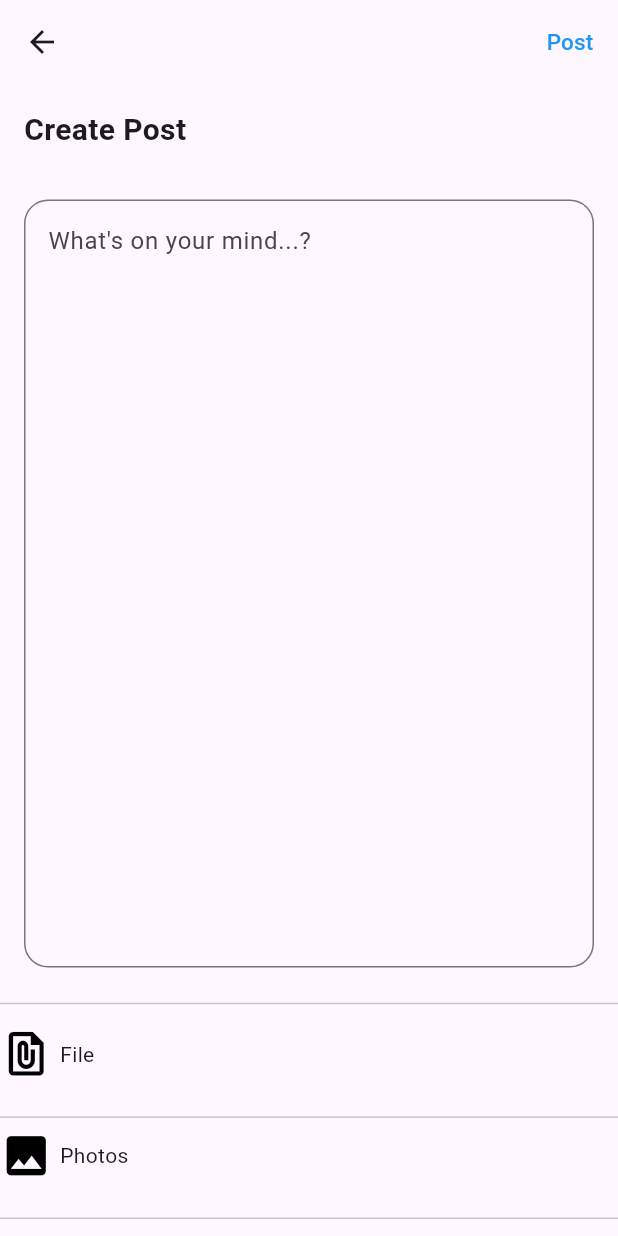
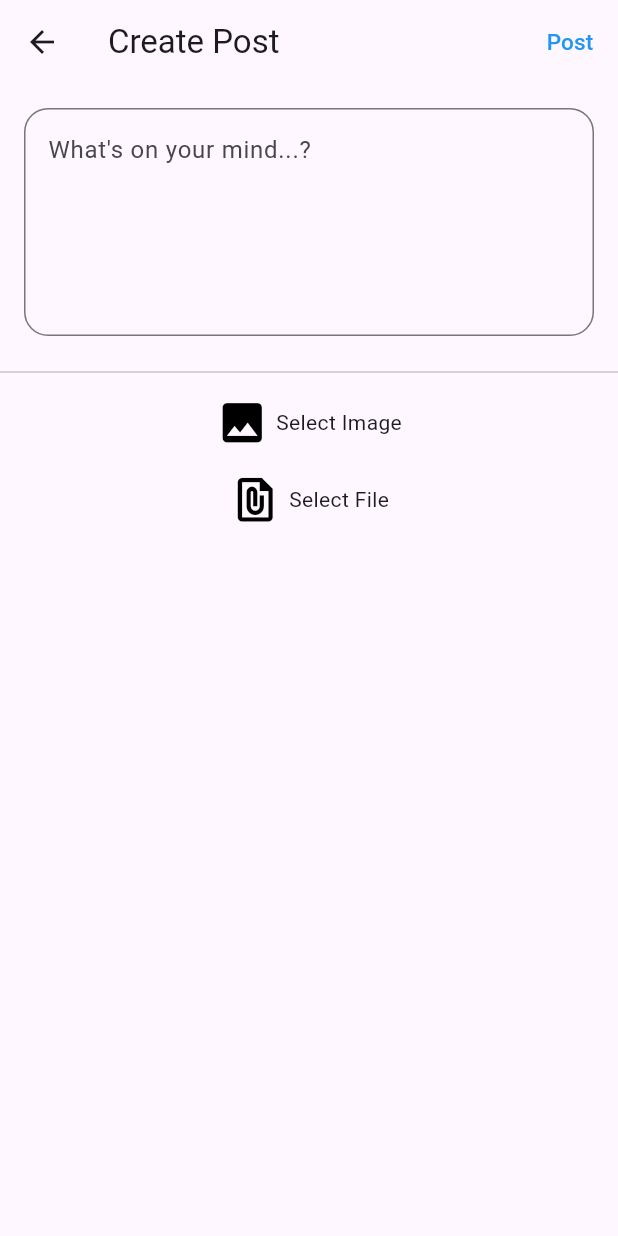
Before and after one commit to Pankaj09997/Agro-Tech-Hub, a Flutter app: the PostPage screen opened directly, on a phone screen of 412 x 824 dp. Run offline on Flutter 3.47's test engine with Material 3 defaults, Android fonts, the phone set to English and light mode, and no system bars; our stand-ins replace file_picker, image_picker; missing offline and left inert: dart:ffi.

Commit message:
post images

```diff
--- a/lib/main.dart
+++ b/lib/main.dart
@@ -1,11 +1,15 @@
 import 'package:agrotech_app/Routes/routes.dart';
 import 'package:agrotech_app/login.dart';
 import 'package:agrotech_app/screen/splashscreen/splash.dart';
+import 'package:file_picker/file_picker.dart';
 
 import 'package:flutter/material.dart';
+import 'package:image_picker/image_picker.dart';
 
 
 void main() {
+
+
   runApp(const MyApp());
 }
 
--- a/lib/screen/postpage.dart
+++ b/lib/screen/postpage.dart
@@ -1,9 +1,9 @@
 import 'dart:io';
 
-import 'package:agrotech_app/api.dart';
 import 'package:flutter/material.dart';
 import 'package:file_picker/file_picker.dart';
- // Import your ApiService
+import 'package:agrotech_app/api.dart';
+import 'package:image_picker/image_picker.dart';
 
 class PostPage extends StatefulWidget {
   const PostPage({Key? key}) : super(key: key);
@@ -17,10 +17,27 @@ class _PostPageState extends State<PostPage> {
   File? selectedFile;
   TextEditingController postController = TextEditingController();
 
+  final ImagePicker _picker = ImagePicker();
+
+  File? _image;
+
+  Future<void> _pickImage() async {
+    final pickedFile = await _picker.pickImage(source: ImageSource.gallery);
+
+    setState(() {
+      if (pickedFile != null) {
+        _image = File(pickedFile.path);
+      } else {
+        _image = null;
+      }
+    });
+  }
+
   @override
   Widget build(BuildContext context) {
     return Scaffold(
       appBar: AppBar(
+        title: Text('Create Post'),
         actions: [
           TextButton(
             onPressed: _uploadPost,
@@ -32,22 +49,13 @@ class _PostPageState extends State<PostPage> {
         ],
       ),
       body: Column(
+        crossAxisAlignment: CrossAxisAlignment.stretch,
         children: [
-          Padding(
-            padding: const EdgeInsets.all(16.0),
-            child: Container(
-              alignment: Alignment.topLeft,
-              child: Text(
-                "Create Post",
-                style: TextStyle(fontSize: 20, fontWeight: FontWeight.bold),
-              ),
-            ),
-          ),
           Padding(
             padding: const EdgeInsets.all(16.0),
             child: TextFormField(
               controller: postController,
-              maxLines: 20,
+              maxLines: 5,
               decoration: InputDecoration(
                 hintText: "What's on your mind...?",
                 border: OutlineInputBorder(
@@ -62,35 +70,27 @@ class _PostPageState extends State<PostPage> {
             mainAxisAlignment: MainAxisAlignment.spaceEvenly,
             children: [
               ActionButton(
+                icon: Icons.photo,
+                color: Colors.black,
+                label: "Select Image",
+                onTap: () async {
+                  _pickImage();
+                },
+              ),
+              SizedBox(height: MediaQuery.of(context).size.height * 0.02),
+              ActionButton(
                 icon: Icons.file_present,
                 color: Colors.black,
-                label: "File",
+                label: "Select File",
                 onTap: () async {
-                  FilePickerResult? result = await FilePicker.platform.pickFiles();
+                  FilePickerResult? result =
+                      await FilePicker.platform.pickFiles();
                   if (result != null) {
                     selectedFile = File(result.files.single.path!);
                     setState(() {});
                   }
                 },
               ),
-              SizedBox(height: MediaQuery.of(context).size.height * 0.02),
-              Divider(),
-              ActionButton(
-                icon: Icons.photo,
-                color: Colors.black,
-                label: "Photos",
-                onTap: () async {
-                  FilePickerResult? result = await FilePicker.platform.pickFiles(
-                    type: FileType.image,
-                  );
-                  if (result != null) {
-                    selectedImage = File(result.files.single.path!);
-                    setState(() {});
-                  }
-                },
-              ),
-              SizedBox(height: MediaQuery.of(context).size.height * 0.02),
-              Divider(),
             ],
           ),
         ],
@@ -101,8 +101,8 @@ class _PostPageState extends State<PostPage> {
   void _uploadPost() {
     String postText = postController.text;
 
-    if (selectedImage != null) {
-      ApiService().postFunction(postText, selectedImage!, null).then((response) {
+    if (_image != null) {
+      ApiService().postFunction(postText, _image!, null).then((response) {
         // Handle response
         print('Image post uploaded');
         // Optionally, navigate to another page or show a success message
@@ -113,26 +113,17 @@ class _PostPageState extends State<PostPage> {
     }
 
     if (selectedFile != null) {
-      // Determine the type of file based on its extension
-      String fileExtension = selectedFile!.path.split('.').last.toLowerCase();
-
-      if (fileExtension == 'pdf') {
-        // Handle PDF file upload
       ApiService().postFunction(postText, null, selectedFile!).then((response) {
         // Handle response
-          print('PDF file post uploaded');
+        print('File post uploaded');
         // Optionally, navigate to another page or show a success message
       }).catchError((error) {
         // Handle error
-          print('Failed to upload PDF file post: $error');
+        print('Failed to upload file post: $error');
       });
-      } else {
-        // Handle other types of files (if needed)
-        print('Unsupported file type');
-      }
     }
 
-    if (selectedImage == null && selectedFile == null) {
+    if (_image == null && selectedFile == null) {
       ApiService().postFunction(postText, null, null).then((response) {
         // Handle response
         print('Text post uploaded');
@@ -163,6 +154,7 @@ class ActionButton extends StatelessWidget {
     return InkWell(
       onTap: onTap,
       child: Row(
+        mainAxisAlignment: MainAxisAlignment.center,
         children: [
           Icon(
             icon,
--- a/pubspec.yaml
+++ b/pubspec.yaml
@@ -36,7 +36,7 @@ dependencies:
   # Use with the CupertinoIcons class for iOS style icons.
   cupertino_icons: ^1.0.2
   http: ^1.2.0
-  image_picker: ^1.0.8
+  image_picker: ^0.8.4+2
   file_picker: ^8.0.0+1
 
 dev_dependencies:
```
Also changed, not shown: lib/api.dart (+15 -4 lines), pubspec.lock, 1 other file. Lines whose indentation alone changed are shown as unchanged.
